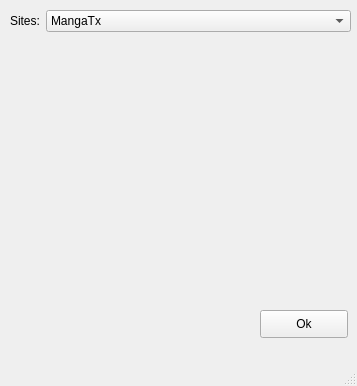
Before: the Qt Designer form setting.ui in mjbn/comicDl, drawn with Qt 5.
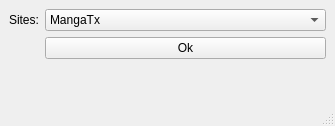
After: the same form once the commit is applied.

Commit message: adding layouts to ui to make it responsive

The edit to the form file:
```diff
--- a/setting.ui
+++ b/setting.ui
@@ -6,37 +6,15 @@
    <rect>
     <x>0</x>
     <y>0</y>
-    <width>357</width>
-    <height>386</height>
+    <width>335</width>
+    <height>126</height>
    </rect>
   </property>
   <property name="windowTitle">
    <string>MainWindow</string>
   </property>
   <widget class="QWidget" name="centralwidget">
-   <widget class="QPushButton" name="pushButton">
-    <property name="geometry">
-     <rect>
-      <x>260</x>
-      <y>310</y>
-      <width>88</width>
-      <height>28</height>
-     </rect>
-    </property>
-    <property name="text">
-     <string>Ok</string>
-    </property>
-   </widget>
-   <widget class="QWidget" name="formLayoutWidget">
-    <property name="geometry">
-     <rect>
-      <x>10</x>
-      <y>10</y>
-      <width>341</width>
-      <height>291</height>
-     </rect>
-    </property>
-    <layout class="QFormLayout" name="formLayout">
+   <layout class="QFormLayout" name="formLayout_2">
      <item row="0" column="0">
       <widget class="QLabel" name="label">
        <property name="text">
@@ -58,9 +36,15 @@
        </item>
       </widget>
      </item>
-    </layout>
-   </widget>
-  </widget>
+    <item row="1" column="1">
+     <widget class="QPushButton" name="pushButton">
+      <property name="text">
+       <string>Ok</string>
+      </property>
+     </widget>
+    </item>
+   </layout>
+  </widget>
   <widget class="QMenuBar" name="menubar">
    <property name="geometry">
     <rect>
```
Left out of the diff: 6 changed lines with no effect on the pictures. Lines whose indentation alone changed are shown as unchanged. The commit also changes 3 other files.
